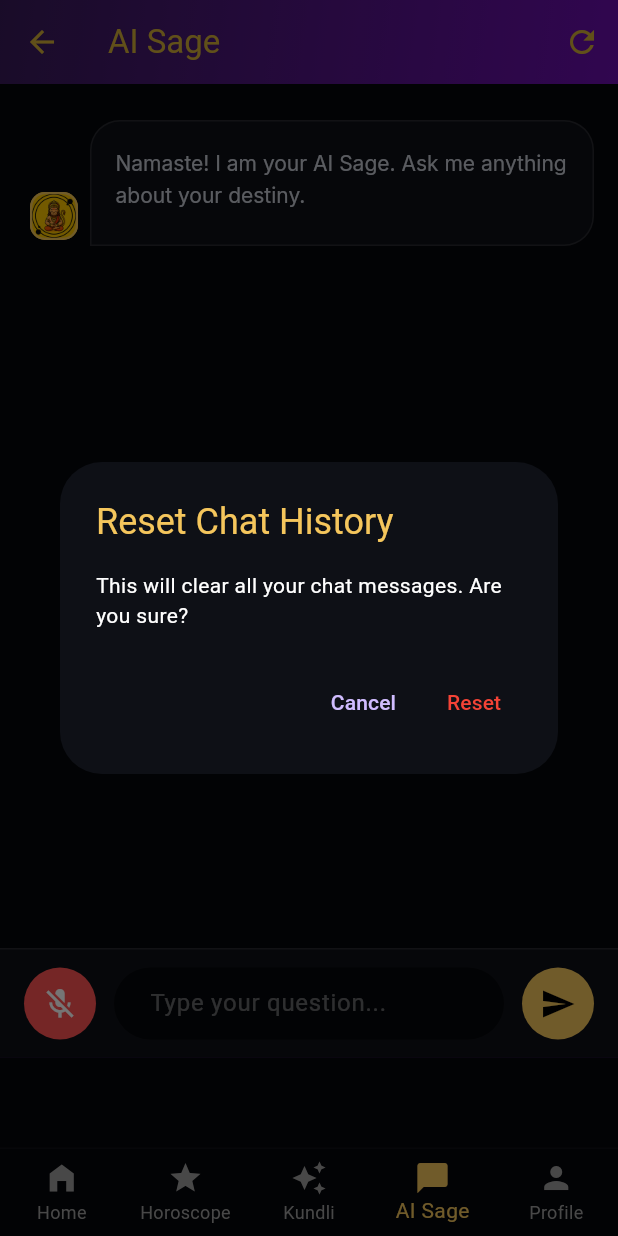
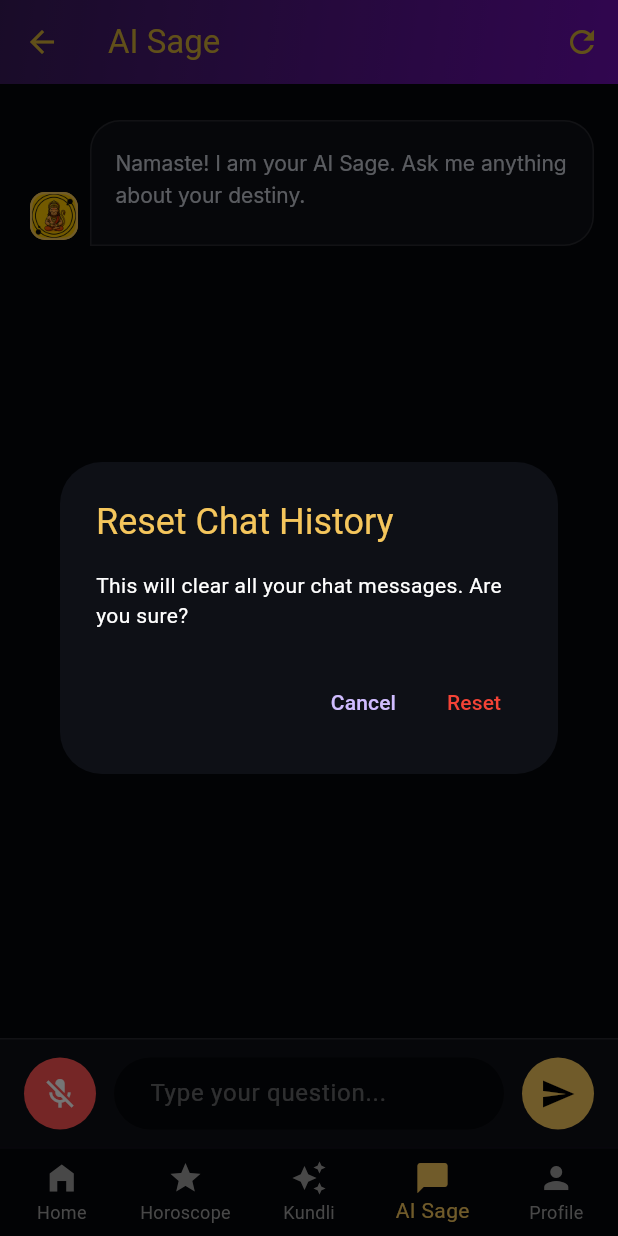
Before and after one commit to aasheesh333/AstroGuru, a Flutter app: the MainScreen screen opened by its route, after a tap on "Ask AI Sage", after a tap on the "mic" icon, after a tap on the "refresh" icon, on a phone screen of 412 x 824 dp. Run offline on Flutter 3.47's test engine with Material 3 defaults, Android fonts, the phone set to English and light mode, and no system bars; our stand-ins replace cached_network_image, cloud_firestore, firebase_auth, firebase_core, firebase_storage, flutter_dotenv and 14 more; missing offline and left inert: onesignal_flutter, sweph; accounts and stored records are empty; generated files the repository leaves out were written again; network calls fail; statements that could not run were skipped.

Commit message:
Remove banner ad and placeholder

```diff
--- a/lib/screens/horoscope_detail_screen.dart
+++ b/lib/screens/horoscope_detail_screen.dart
@@ -8,7 +8,6 @@ import '../logic/language_provider.dart';
 import '../services/ai_service.dart';
 import '../theme/app_colors.dart';
 import '../utils/zodiac_utils.dart'; // Added import
-import '../widgets/banner_ad_widget.dart';
 
 class HoroscopeDetailScreen extends StatefulWidget {
   final String signName;
@@ -340,7 +339,6 @@ class _HoroscopeDetailScreenState extends State<HoroscopeDetailScreen> with Sing
             ],
           ),
           const SizedBox(height: 20),
-          const BannerAdWidget(),
         ],
       ),
     );
--- a/lib/screens/main_screen.dart
+++ b/lib/screens/main_screen.dart
@@ -14,7 +14,6 @@ import 'kundli_input_screen.dart';
 import 'chat_screen.dart';
 import 'profile_screen.dart';
 import 'notification_screen.dart';
-import '../widgets/banner_ad_widget.dart';
 
 class MainScreen extends StatefulWidget {
   const MainScreen({super.key});
@@ -255,11 +254,7 @@ class _MainScreenState extends State<MainScreen> {
         ),
         child: _screens[_currentIndex],
       ),
-      bottomNavigationBar: Column(
-        mainAxisSize: MainAxisSize.min,
-        children: [
-          const BannerAdWidget(),
-          Container(
+      bottomNavigationBar: Container(
         decoration: const BoxDecoration(
           border: Border(top: BorderSide(color: AppColors.surfaceColor, width: 1)),
         ),
@@ -293,8 +288,6 @@ class _MainScreenState extends State<MainScreen> {
             ),
           ],
         ),
-          ),
-        ],
       ),
     );
   }
--- a/lib/widgets/banner_ad_widget.dart
+++ /dev/null
@@ -1,71 +0,0 @@
-import 'package:flutter/material.dart';
-import 'package:google_mobile_ads/google_mobile_ads.dart';
-import 'package:astroguru/services/ad_service.dart';
-
-class BannerAdWidget extends StatefulWidget {
-  const BannerAdWidget({super.key});
-
-  @override
-  State<BannerAdWidget> createState() => _BannerAdWidgetState();
-}
-
-class _BannerAdWidgetState extends State<BannerAdWidget> {
-  BannerAd? _bannerAd;
-  bool _isLoaded = false;
-
-  @override
-  void initState() {
-    super.initState();
-    _loadAd();
-  }
-
-  void _loadAd() {
-    String adUnitId;
-    try {
-      adUnitId = AdService().bannerAdUnitId;
-    } catch (e) {
-      debugPrint('BannerAd unit id error: $e');
-      return;
-    }
-    if (adUnitId.isEmpty) return;
-
-    _bannerAd = BannerAd(
-      adUnitId: adUnitId,
-      request: const AdRequest(),
-      size: AdSize.banner,
-      listener: BannerAdListener(
-        onAdLoaded: (ad) {
-          debugPrint('$ad loaded.');
-          if (!mounted) return;
-          setState(() {
-            _isLoaded = true;
-          });
-        },
-        onAdFailedToLoad: (ad, err) {
-          debugPrint('BannerAd failed to load: $err');
-          ad.dispose();
-        },
-      ),
-    )..load();
-  }
-
-  @override
-  void dispose() {
-    _bannerAd?.dispose();
-    super.dispose();
-  }
-
-  @override
-  Widget build(BuildContext context) {
-    if (_bannerAd != null && _isLoaded) {
-      return SizedBox(
-        width: _bannerAd!.size.width.toDouble(),
-        height: _bannerAd!.size.height.toDouble(),
-        child: AdWidget(ad: _bannerAd!),
-      );
-    }
-    // Reserve a fixed-height placeholder so the bottom nav doesn't jump
-    // when the ad finally loads.
-    return const SizedBox(height: 60);
-  }
-}
```
Lines whose indentation alone changed are shown as unchanged.
